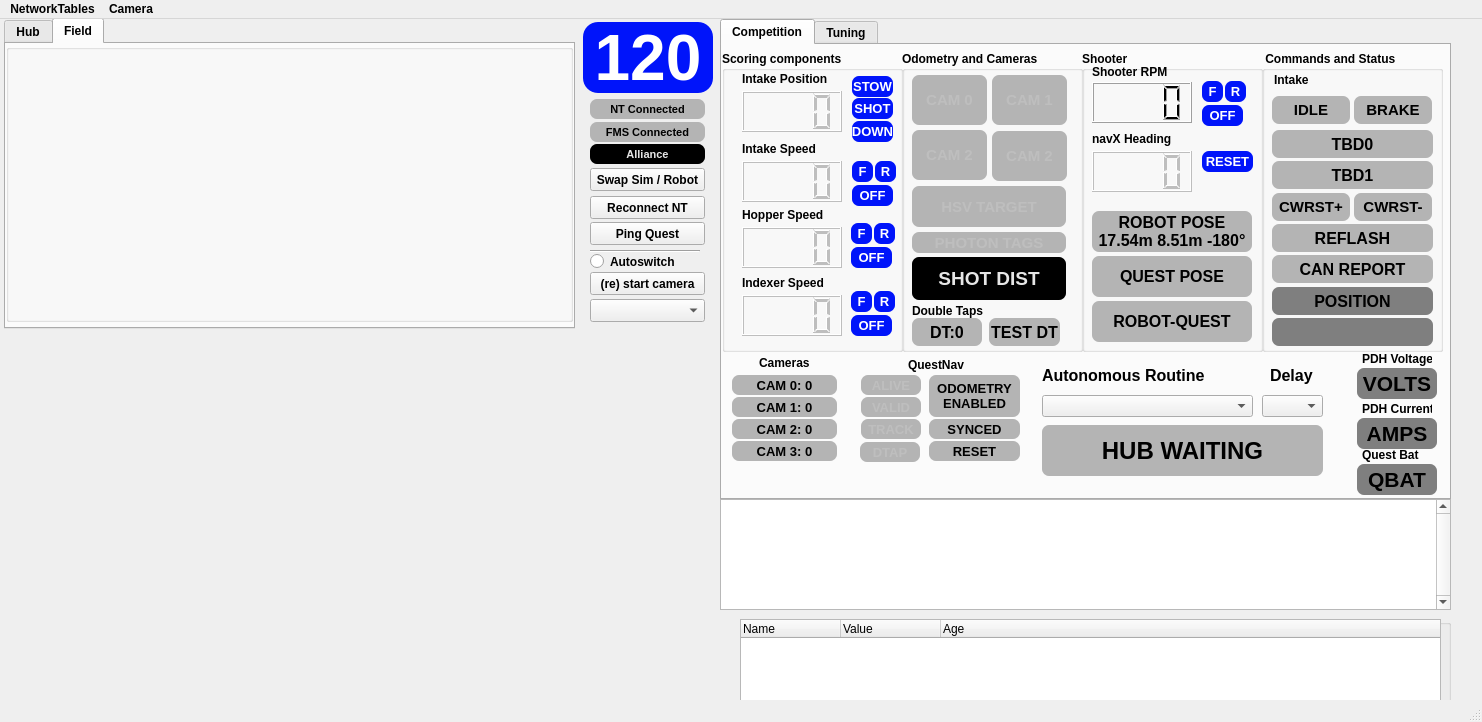
Old version of the form gui/layout_2026.ui in the repository aesatchien/FRC2429_2026.
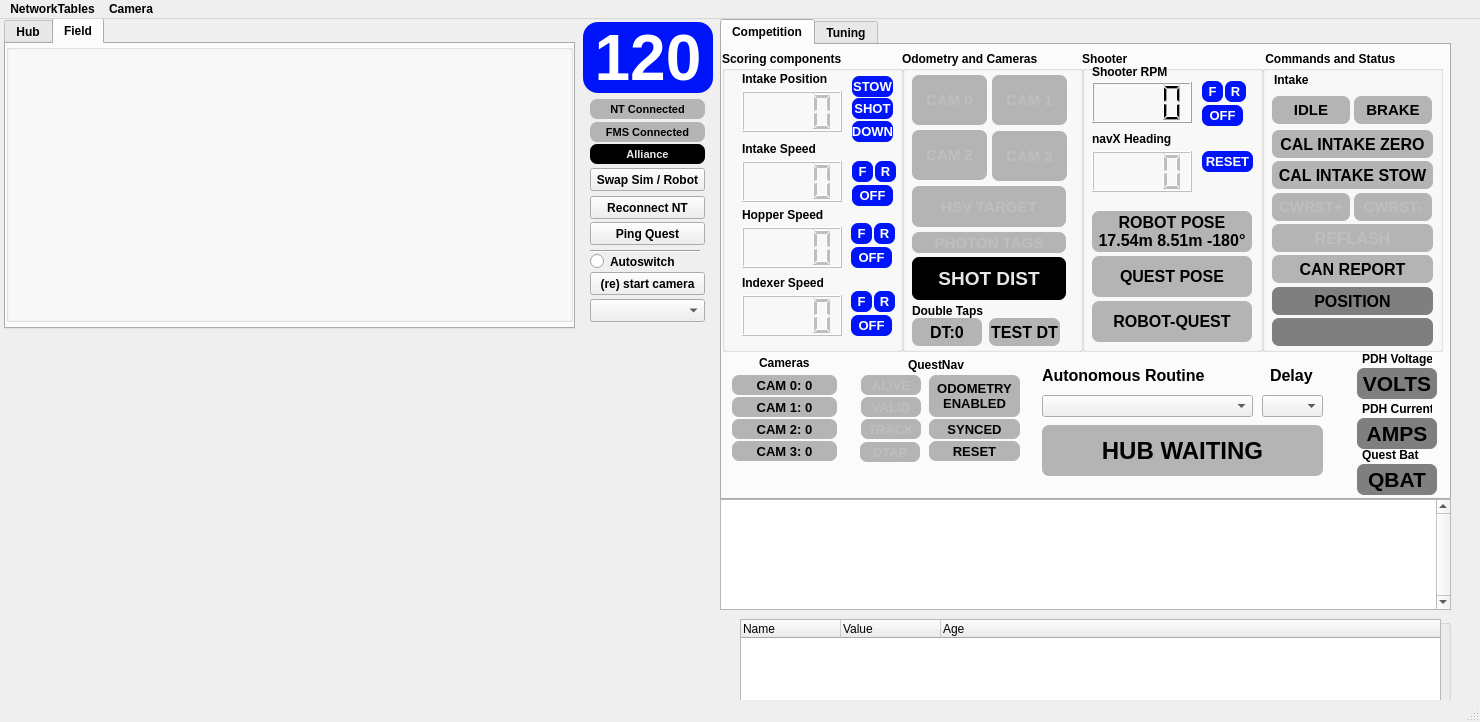
New version of the form. Icons and pictures are not drawn. Custom widgets are drawn as their Qt base class.

Commit message: add intake cal zero/stow to gui

Patch:
```diff
--- a/gui/layout_2026.ui
+++ b/gui/layout_2026.ui
@@ -6,7 +6,7 @@
    <rect>
     <x>0</x>
     <y>0</y>
-    <width>1482</width>
+    <width>1480</width>
     <height>722</height>
    </rect>
   </property>
@@ -1275,6 +1275,9 @@
       </widget>
      </widget>
      <widget class="QGroupBox" name="groupBox_3">
+      <property name="enabled">
+       <bool>true</bool>
+      </property>
       <property name="geometry">
        <rect>
         <x>540</x>
@@ -1343,7 +1346,7 @@
 background-color:rgb(180,180,180);</string>
        </property>
        <property name="text">
-        <string>TBD1</string>
+        <string>CAL INTAKE STOW</string>
        </property>
        <property name="textFormat">
         <enum>Qt::AutoText</enum>
@@ -1376,7 +1379,7 @@
 background-color:rgb(180,180,180);</string>
        </property>
        <property name="text">
-        <string>TBD0</string>
+        <string>CAL INTAKE ZERO</string>
        </property>
        <property name="textFormat">
         <enum>Qt::AutoText</enum>
@@ -1420,7 +1423,7 @@
       </widget>
       <widget class="ClickableQLabel" name="qlabel_reset_flex_indicator">
        <property name="enabled">
-        <bool>true</bool>
+        <bool>false</bool>
        </property>
        <property name="geometry">
         <rect>
@@ -1453,7 +1456,7 @@
       </widget>
       <widget class="ClickableQLabel" name="qlabel_cal_wrist_down_indicator">
        <property name="enabled">
-        <bool>true</bool>
+        <bool>false</bool>
        </property>
        <property name="geometry">
         <rect>
@@ -1488,7 +1491,7 @@
       </widget>
       <widget class="ClickableQLabel" name="qlabel_cal_wrist_up_indicator">
        <property name="enabled">
-        <bool>true</bool>
+        <bool>false</bool>
        </property>
        <property name="geometry">
         <rect>
@@ -3055,7 +3058,7 @@
     <rect>
      <x>0</x>
      <y>0</y>
-     <width>1482</width>
+     <width>1480</width>
      <height>22</height>
     </rect>
    </property>
```
Left out of the diff: 4 changed lines with no effect on the pictures. The commit also changes 3 other files.
